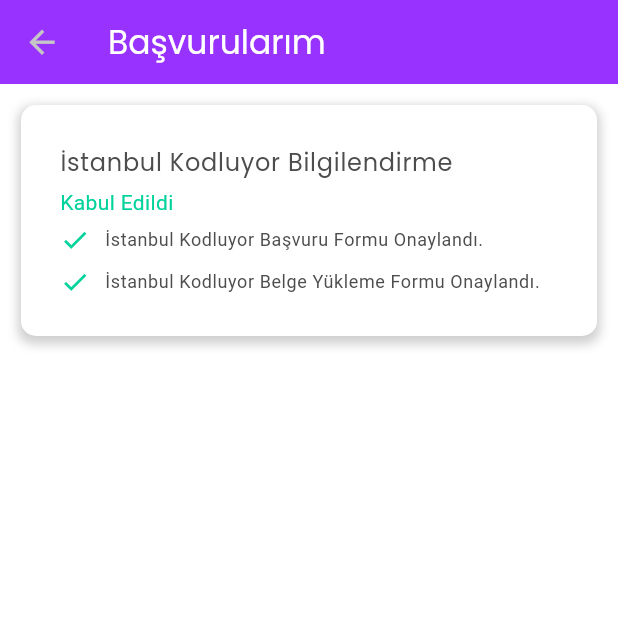
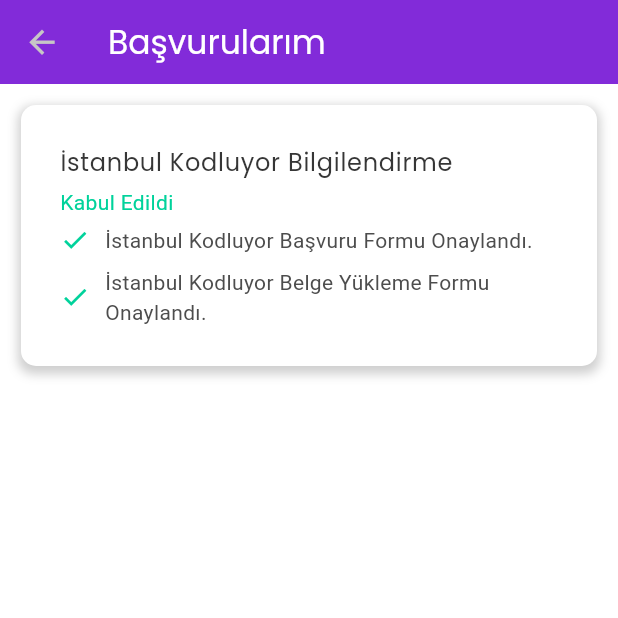
Before and after one commit to ozgeakinci/tobeto-app, a Flutter app: the HomePage screen opened directly, after a tap on "Başvurularım", on a phone screen of 412 x 824 dp, the top half of it. Run offline on Flutter 3.47's test engine with Material 3 defaults, Android fonts, the phone set to English and light mode, and no system bars; our stand-ins replace google_fonts.

Commit message:
theme dark-light mode edited

```diff
--- a/lib/theme/tobeto_theme.dart
+++ b/lib/theme/tobeto_theme.dart
@@ -70,7 +70,8 @@
               color: TobetoAppColor.textColor, fontWeight: FontWeight.bold),
           displayLarge: TextStyle(color: TobetoAppColor.textColor),
           bodyMedium: TextStyle(
-              color: TobetoAppColor.textColor, fontWeight: FontWeight.bold)),
+              color: TobetoAppColor.textColorDark,
+              fontWeight: FontWeight.bold)),
       inputDecorationTheme: InputDecorationTheme(
         prefixIconColor: TobetoAppColor.textColor,
         suffixIconColor: TobetoAppColor.textColor,
--- a/lib/theme/tobeto_theme_color.dart
+++ b/lib/theme/tobeto_theme_color.dart
@@ -2,8 +2,8 @@
 
 class TobetoAppColor {
   static ColorScheme colorSchemeLight = ColorScheme.fromSeed(
-    seedColor: const Color(0xFF9833FF),
-    primary: const Color(0xFF9833FF),
+    seedColor: const Color(0xff822BD9),
+    primary: const Color(0xff822BD9),
     secondary: const Color(0xFF00D29B),
     surface: const Color(0xFFFFFFFF),
     background: const Color(0xFFFFFFFF),
@@ -17,8 +17,8 @@
   );
 
   static ColorScheme colorSchemeDark = ColorScheme.fromSeed(
-    seedColor: const Color(0xFF9833FF),
-    primary: const Color(0xFF9833FF),
+    seedColor: const Color(0xff822BD9),
+    primary: const Color(0xff822BD9),
     secondary: const Color(0xFF00D29B),
     surface: const Color(0xFF333333),
     background: const Color(0xFF333333),
@@ -30,11 +30,14 @@
     onError: const Color(0xFFFE4657),
     brightness: Brightness.dark,
   );
+
+  //Color shemada isimlendirmeye bakacağız
+
   static Color textColorBlack = const Color.fromARGB(255, 77, 77, 77);
   static Color textColorDark = const Color(0xFFFFFFFF);
   static Color textColor = const Color.fromARGB(255, 199, 198, 198);
-  static Color buttonColorDark = const Color.fromARGB(255, 223, 223, 223);
+  static Color buttonColorDark = Color.fromARGB(255, 96, 96, 96);
   static Color buttonColorLight = Colors.white;
-  static Color backgroundDark = const Color.fromARGB(255, 77, 77, 77);
+  static Color backgroundDark = Color.fromARGB(255, 54, 54, 54);
   static Color backgroundLight = const Color(0xfff5f5f5);
 }
--- a/lib/view/screens/homeScreens/recourses.dart
+++ b/lib/view/screens/homeScreens/recourses.dart
@@ -6,6 +6,7 @@
 
   @override
   Widget build(BuildContext context) {
+    bool isDarkMode = Theme.of(context).brightness == Brightness.dark;
     return Scaffold(
       appBar: AppBar(
         title: Text(
@@ -30,8 +31,9 @@
                       offset: Offset(0, 3),
                     ),
                   ],
-                color: Colors.white,
-              ),
+                  color: isDarkMode
+                      ? TobetoAppColor.buttonColorDark
+                      : TobetoAppColor.buttonColorLight),
               child: Padding(
                 padding: const EdgeInsets.all(16),
                 child: Column(
@@ -63,7 +65,10 @@
                         Expanded(
                           child: Text(
                             "İstanbul Kodluyor Başvuru Formu Onaylandı.",
-                            style: Theme.of(context).textTheme.bodySmall,
+                            style: Theme.of(context)
+                                .textTheme
+                                .bodyMedium
+                                ?.copyWith(fontWeight: FontWeight.w400),
                           ),
                         ),
                       ],
@@ -84,7 +89,10 @@
                         Expanded(
                           child: Text(
                             "İstanbul Kodluyor Belge Yükleme Formu Onaylandı.",
-                            style: Theme.of(context).textTheme.bodySmall,
+                            style: Theme.of(context)
+                                .textTheme
+                                .bodyMedium
+                                ?.copyWith(fontWeight: FontWeight.w400),
                           ),
                         ),
                       ],
--- a/lib/view/widgets/big_button.dart
+++ b/lib/view/widgets/big_button.dart
@@ -20,6 +20,7 @@
 
   @override
   Widget build(BuildContext context) {
+    bool isDarkMode = Theme.of(context).brightness == Brightness.dark;
     return Expanded(
       child: InkWell(
         onTap: () {
@@ -51,7 +52,10 @@
               child: Center(
                 child: Text(
                   title,
-                  style: TextStyle(color: textColor),
+                  style: TextStyle(
+                      color: isDarkMode
+                          ? TobetoAppColor.textColorDark
+                          : TobetoAppColor.textColorDark),
                 ),
               ),
             )
```
Also changed, not shown: lib/view/widgets/announccementAndnewsWidgets/natification_card.dart (+6 -4 lines), lib/view/widgets/educations_list_item.dart (+5 -2 lines). Lines whose indentation alone changed are shown as unchanged.
